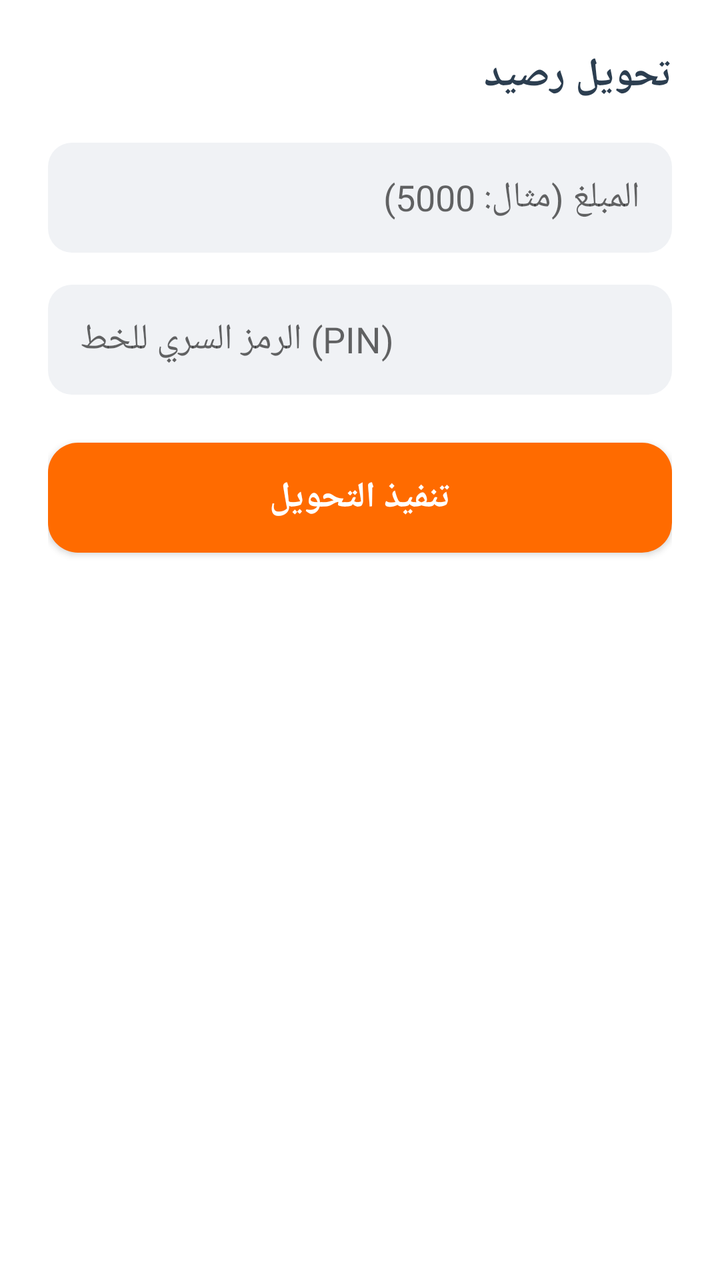
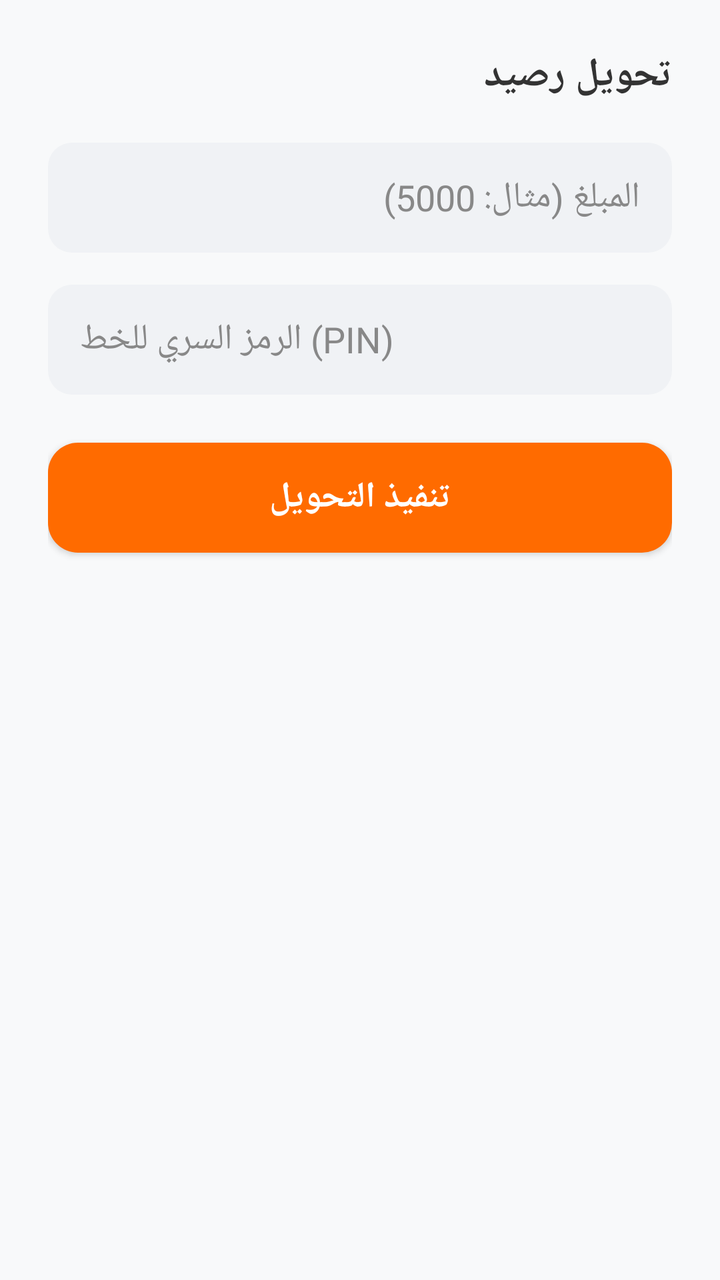

Compare the two renders of this Android layout. The source of the first and the diff that turns it into the second are given below.
<!-- AndroidManifest.xml: application theme Theme.TransferApp -->
<!-- res/layout/dialog_transfer.xml -->
﻿<?xml version="1.0" encoding="utf-8"?>
<LinearLayout xmlns:android="http://schemas.android.com/apk/res/android"
    android:layout_width="match_parent"
    android:layout_height="wrap_content"
    android:orientation="vertical"
    android:layoutDirection="rtl"
    android:padding="24dp"
    android:background="#FFFFFF">

    <TextView
        android:id="@+id/tv_dialog_title"
        android:layout_width="wrap_content"
        android:layout_height="wrap_content"
        android:text="تحويل رصيد"
        android:textSize="20sp"
        android:textStyle="bold"
        android:textColor="#2C3E50"
        android:layout_marginBottom="20dp"/>

    <EditText
        android:id="@+id/input_amount"
        android:layout_width="match_parent"
        android:layout_height="55dp"
        android:background="@drawable/bg_input_gray"
        android:inputType="number"
        android:hint="المبلغ (مثال: 5000)"
        android:paddingStart="16dp"
        android:paddingEnd="16dp"
        android:textColor="#333333"
        android:layout_marginBottom="16dp"/>

    <EditText
        android:id="@+id/input_pin"
        android:layout_width="match_parent"
        android:layout_height="55dp"
        android:background="@drawable/bg_input_gray"
        android:inputType="numberPassword"
        android:hint="الرمز السري للخط (PIN)"
        android:paddingStart="16dp"
        android:paddingEnd="16dp"
        android:textColor="#333333"
        android:layout_marginBottom="24dp"/>

    <androidx.appcompat.widget.AppCompatButton
        android:id="@+id/btn_confirm_transfer"
        android:layout_width="match_parent"
        android:layout_height="55dp"
        android:text="تنفيذ التحويل"
        android:textSize="18sp"
        android:textStyle="bold"
        android:background="@drawable/bg_rounded_orange"
        android:textColor="#FFFFFF" />
</LinearLayout>
<!-- resources referenced by this layout -->
<resources>
  <!-- drawable bg_input_gray (drawable) -->
  ﻿<?xml version="1.0" encoding="utf-8"?><shape xmlns:android="http://schemas.android.com/apk/res/android" android:shape="rectangle"><solid android:color="@color/colorInput" /><corners android:radius="12dp" /></shape>
  <!-- drawable bg_rounded_orange (drawable) -->
  ﻿<?xml version="1.0" encoding="utf-8"?><shape xmlns:android="http://schemas.android.com/apk/res/android" android:shape="rectangle"><solid android:color="@color/colorPrimary" /><corners android:radius="15dp" /></shape>
  <style name="Theme.TransferApp" parent="Theme.AppCompat.DayNight.NoActionBar">
          <item name="colorPrimary">@color/colorPrimary</item>
          <item name="colorPrimaryDark">@color/colorPrimaryDark</item>
          <item name="colorAccent">@color/colorAccent</item>
          <item name="colorControlActivated">@color/colorPrimary</item>
      </style>
  <color name="colorInput">#F0F2F5</color>
  <color name="colorPrimary">#FF6B00</color>
  <color name="colorPrimaryDark">#E65100</color>
  <color name="colorAccent">#4CAF50</color>
</resources>

<!-- the commit's change to res/layout/dialog_transfer.xml (unified diff, before → after) -->
@@ -5,7 +5,7 @@
     android:orientation="vertical"
     android:layoutDirection="rtl"
     android:padding="24dp"
-    android:background="#FFFFFF">
+    android:background="@color/colorBackground">
 
     <TextView
         android:id="@+id/tv_dialog_title"
@@ -14,7 +14,7 @@
         android:text="تحويل رصيد"
         android:textSize="20sp"
         android:textStyle="bold"
-        android:textColor="#2C3E50"
+        android:textColor="@color/colorTextPrimary"
         android:layout_marginBottom="20dp"/>
 
     <EditText
@@ -26,7 +26,8 @@
         android:hint="المبلغ (مثال: 5000)"
         android:paddingStart="16dp"
         android:paddingEnd="16dp"
-        android:textColor="#333333"
+        android:textColor="@color/colorTextPrimary"
+        android:textColorHint="@color/colorHint"
         android:layout_marginBottom="16dp"/>
 
     <EditText
@@ -38,7 +39,8 @@
         android:hint="الرمز السري للخط (PIN)"
         android:paddingStart="16dp"
         android:paddingEnd="16dp"
-        android:textColor="#333333"
+        android:textColor="@color/colorTextPrimary"
+        android:textColorHint="@color/colorHint"
         android:layout_marginBottom="24dp"/>
 
     <androidx.appcompat.widget.AppCompatButton
@@ -49,5 +51,5 @@
         android:textSize="18sp"
         android:textStyle="bold"
         android:background="@drawable/bg_rounded_orange"
-        android:textColor="#FFFFFF" />
+        android:textColor="@color/colorTextOnPrimary" />
 </LinearLayout>
<!-- resource entries referenced after the edit -->
@@ -1,5 +1,9 @@
 <!-- resources referenced by this layout -->
 <resources>
+  <color name="colorBackground">#F8F9FA</color>
+  <color name="colorHint">#888888</color>
+  <color name="colorTextOnPrimary">#FFFFFF</color>
+  <color name="colorTextPrimary">#333333</color>
   <!-- drawable bg_input_gray (drawable) -->
   ﻿<?xml version="1.0" encoding="utf-8"?><shape xmlns:android="http://schemas.android.com/apk/res/android" android:shape="rectangle"><solid android:color="@color/colorInput" /><corners android:radius="12dp" /></shape>
   <!-- drawable bg_rounded_orange (drawable) -->
